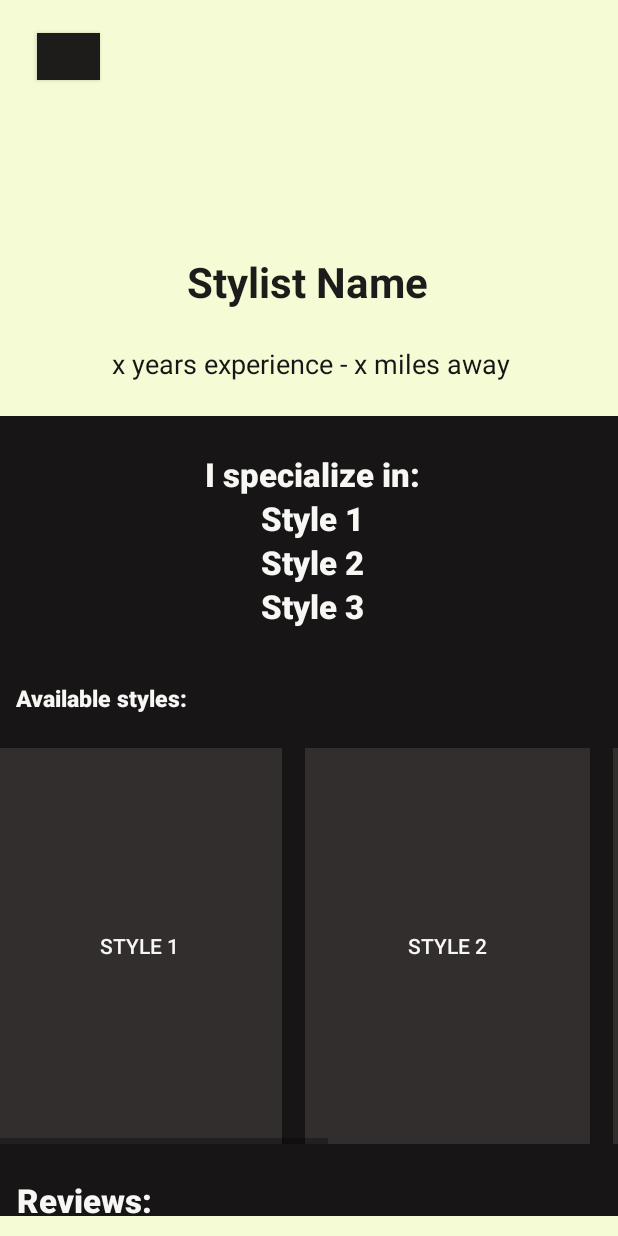
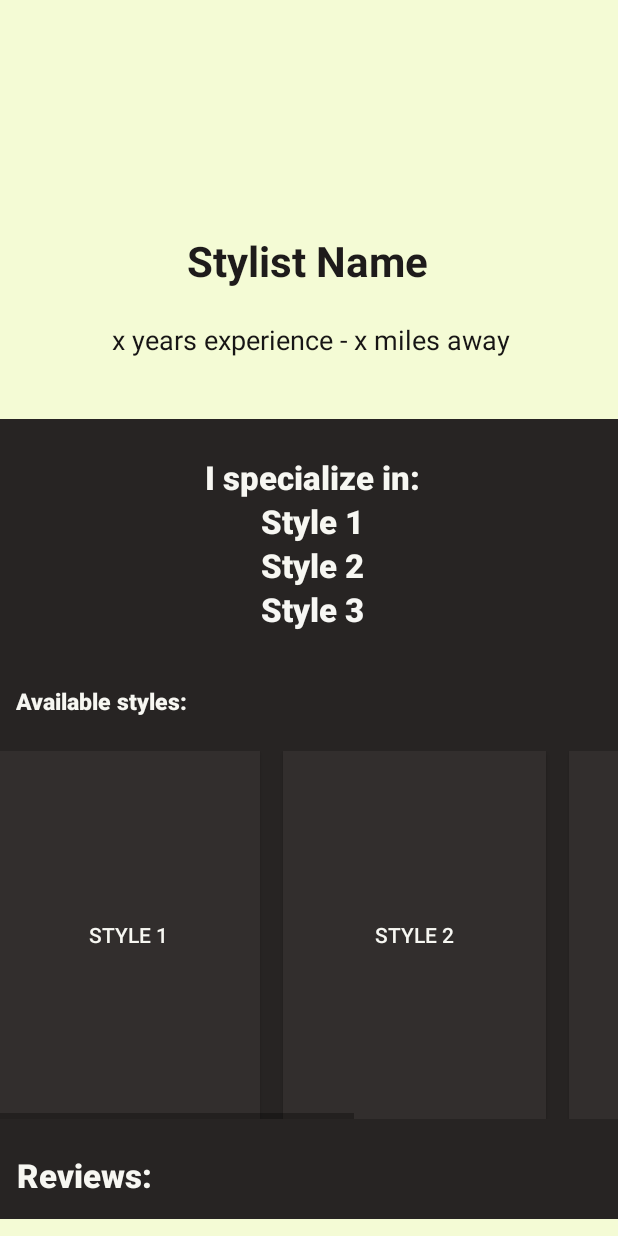
Before and after one commit to talithavanlith/SalonOn, an Android app: the ProfileActivity screen opened directly, with no data from a screen before it, on a phone screen of 412 x 824 dp. Run offline under Robolectric (Android 15) with nearby library versions, the phone set to English and light mode, and no system bars.

Commit message:
Made the blacks and the whites more cohesive throughout the app and made some minor design adjustments

```diff
--- a/app/src/main/res/layout/activity_profile.xml
+++ b/app/src/main/res/layout/activity_profile.xml
@@ -8,22 +8,11 @@
     android:background="#F4FBD5">
 
 
-    <Button
-        android:id="@+id/btnMenu"
-        android:layout_width="42dp"
-        android:layout_height="31dp"
-        android:background="#1E1B1B"
-        app:layout_constraintBottom_toBottomOf="@+id/txtDetails"
-        app:layout_constraintEnd_toEndOf="parent"
-        app:layout_constraintHorizontal_bias="0.067"
-        app:layout_constraintStart_toStartOf="parent"
-        app:layout_constraintTop_toTopOf="parent"
-        app:layout_constraintVertical_bias="0.096" />
-
     <TextView
         android:id="@+id/txtDetails"
         android:layout_width="428dp"
         android:layout_height="43dp"
+        android:layout_marginBottom="20dp"
         android:background="#001E1B1B"
         android:gravity="center"
         android:text="x years experience - x miles away"
@@ -39,7 +28,7 @@
         android:id="@+id/imgProfile"
         android:layout_width="92dp"
         android:layout_height="84dp"
-        android:layout_marginTop="50dp"
+        android:layout_marginTop="40dp"
         android:layout_marginEnd="160dp"
         android:layout_marginRight="160dp"
         android:layout_marginBottom="8dp"
@@ -69,7 +58,7 @@
         android:id="@+id/scrollView"
         android:layout_width="416dp"
         android:layout_height="533dp"
-        android:background="#171515"
+        android:background="#272423"
         app:layout_constraintBottom_toBottomOf="parent"
         app:layout_constraintEnd_toEndOf="parent"
         app:layout_constraintHorizontal_bias="0.0"
@@ -92,7 +81,7 @@
                 android:layout_marginEnd="151dp"
                 android:layout_marginRight="151dp"
                 android:text="I specialize in:"
-                android:textColor="#f7f7f4"
+                android:textColor="#f7f7f2"
                 android:textSize="22sp"
                 android:visibility="visible"
                 app:fontFamily="sans-serif-black"
@@ -110,7 +99,7 @@
                 android:layout_marginEnd="189dp"
                 android:layout_marginRight="189dp"
                 android:text="Style 1"
-                android:textColor="#f7f7f4"
+                android:textColor="#f7f7f2"
                 android:textSize="22sp"
                 android:visibility="visible"
                 app:fontFamily="sans-serif-black"
@@ -128,7 +117,7 @@
                 android:layout_marginEnd="189dp"
                 android:layout_marginRight="189dp"
                 android:text="Style 2"
-                android:textColor="#f7f7f4"
+                android:textColor="#f7f7f2"
                 android:textSize="22sp"
                 android:visibility="visible"
                 app:fontFamily="sans-serif-black"
@@ -165,7 +154,7 @@
                 android:layout_marginRight="295dp"
                 android:layout_marginBottom="11dp"
                 android:text="Available styles:"
-                android:textColor="#f7f7f4"
+                android:textColor="#f7f7f2"
                 android:textSize="15sp"
                 android:visibility="visible"
                 app:fontFamily="sans-serif-black"
@@ -177,7 +166,7 @@
             <HorizontalScrollView
                 android:id="@+id/horizontalScrollView"
                 android:layout_width="422dp"
-                android:layout_height="264dp"
+                android:layout_height="245dp"
                 android:layout_marginTop="11dp"
                 android:layout_marginBottom="11dp"
                 app:layout_constraintBottom_toTopOf="@+id/txtReviews"
@@ -191,14 +180,14 @@
 
                     <Button
                         android:id="@+id/btnStyle1"
-                        android:layout_width="190dp"
+                        android:layout_width="175dp"
                         android:layout_height="match_parent"
                         android:layout_marginEnd="15dp"
                         android:layout_marginRight="15dp"
                         android:layout_weight="1"
                         android:background="#322E2D"
                         android:text="Style 1"
-                        android:textColor="#f7f7f4"
+                        android:textColor="#f7f7f2"
                         app:layout_constraintBottom_toBottomOf="parent"
                         app:layout_constraintEnd_toStartOf="@+id/btnStyle2"
                         app:layout_constraintStart_toStartOf="parent"
@@ -206,14 +195,14 @@
 
                     <Button
                         android:id="@+id/btnStyle2"
-                        android:layout_width="190dp"
+                        android:layout_width="175dp"
                         android:layout_height="match_parent"
                         android:layout_marginEnd="15dp"
                         android:layout_marginRight="15dp"
                         android:layout_weight="1"
                         android:background="#322E2D"
                         android:text="Style 2"
-                        android:textColor="#f7f7f4"
+                        android:textColor="#f7f7f2"
                         app:layout_constraintBottom_toBottomOf="parent"
                         app:layout_constraintEnd_toStartOf="@+id/btnStyle3"
                         app:layout_constraintStart_toEndOf="@+id/btnStyle1"
@@ -221,14 +210,14 @@
 
                     <Button
                         android:id="@+id/btnStyle3"
-                        android:layout_width="190dp"
+                        android:layout_width="175dp"
                         android:layout_height="match_parent"
                         android:layout_marginEnd="15dp"
                         android:layout_marginRight="15dp"
                         android:layout_weight="1"
                         android:background="#322E2D"
                         android:text="Style 3"
-                        android:textColor="#f7f7f4"
+                        android:textColor="#f7f7f2"
                         app:layout_constraintBottom_toBottomOf="parent"
                         app:layout_constraintEnd_toStartOf="@+id/btnStyle4"
                         app:layout_constraintStart_toEndOf="@+id/btnStyle2"
@@ -236,12 +225,12 @@
 
                     <Button
                         android:id="@+id/btnStyle4"
-                        android:layout_width="190dp"
+                        android:layout_width="175dp"
                         android:layout_height="match_parent"
                         android:layout_weight="1"
                         android:background="#322E2D"
                         android:text="Style 4"
-                        android:textColor="#f7f7f4"
+                        android:textColor="#f7f7f2"
                         app:layout_constraintBottom_toBottomOf="parent"
                         app:layout_constraintEnd_toEndOf="parent"
                         app:layout_constraintStart_toEndOf="@+id/btnStyle3"
@@ -261,7 +250,7 @@
                 android:layout_marginRight="317dp"
                 android:layout_marginBottom="12dp"
                 android:text="Reviews:"
-                android:textColor="#f7f7f4"
+                android:textColor="#f7f7f2"
                 android:textSize="22sp"
                 android:visibility="visible"
                 app:fontFamily="sans-serif-black"
@@ -280,7 +269,7 @@
                 android:layout_marginEnd="319dp"
                 android:layout_marginRight="319dp"
                 android:text="Comments:"
-                android:textColor="#f7f7f4"
+                android:textColor="#f7f7f2"
                 android:textSize="19sp"
                 android:visibility="visible"
                 app:fontFamily="sans-serif-black"
@@ -300,7 +289,7 @@
                 android:layout_marginBottom="5dp"
                 android:gravity="right"
                 android:text="Cleanliness:"
-                android:textColor="#f7f7f4"
+                android:textColor="#f7f7f2"
                 android:textSize="15sp"
                 android:visibility="visible"
                 app:fontFamily="sans-serif-black"
@@ -321,7 +310,7 @@
                 android:layout_marginBottom="5dp"
                 android:gravity="end"
                 android:text="Friendliness:"
-                android:textColor="#f7f7f4"
+                android:textColor="#f7f7f2"
                 android:textSize="15sp"
                 android:visibility="visible"
                 app:fontFamily="sans-serif-black"
@@ -343,7 +332,7 @@
                 android:layout_marginBottom="5dp"
                 android:gravity="right"
                 android:text="Professionalism:"
-                android:textColor="#f7f7f4"
+                android:textColor="#f7f7f2"
                 android:textSize="15sp"
                 android:visibility="visible"
                 app:fontFamily="sans-serif-black"
@@ -364,7 +353,7 @@
                 android:layout_marginRight="268dp"
                 android:gravity="right"
                 android:text="Accessibility:"
-                android:textColor="#f7f7f4"
+                android:textColor="#f7f7f2"
                 android:textSize="15sp"
                 android:visibility="visible"
                 app:fontFamily="sans-serif-black"
@@ -385,7 +374,7 @@
                 android:layout_marginBottom="9dp"
                 android:gravity="start"
                 android:text="Very friendly staff, easy to access with mobility parking and ramp. Would be nice to have a stall that allows for a wheelchair to be parked at though.                                                                                   - Jenna Love"
-                android:textColor="#f7f7f4"
+                android:textColor="#f7f7f2"
                 android:textSize="15sp"
                 android:visibility="visible"
                 app:fontFamily="sans-serif-condensed"
@@ -408,7 +397,7 @@
                 android:layout_marginBottom="24dp"
                 android:gravity="start"
                 android:text="The sinks were in need of a clean but the rest of the salon was in a very nice condition. - Max Connington"
-                android:textColor="#f7f7f4"
+                android:textColor="#f7f7f2"
                 android:textSize="15sp"
                 android:visibility="visible"
                 app:fontFamily="sans-serif-condensed"
```
Also changed, not shown: app/src/main/res/layout/activity_availablity.xml (+23 -28 lines), app/src/main/res/layout/activity_bookings.xml (+4 -18 lines), app/src/main/res/layout/activity_confirm.xml (+9 -22 lines), app/src/main/res/layout/activity_search.xml (+23 -34 lines), app/src/main/res/layout/activity_search_results.xml (+11 -25 lines), app/src/main/res/layout/activity_stlye_info.xml (+14 -24 lines), app/src/main/res/layout/create_account_address.xml (+9 -8 lines).
